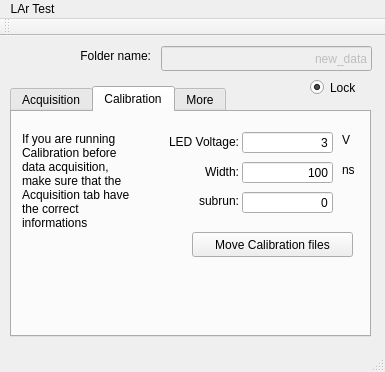
hvsouza/blend_root_ana, file QtCreator/move_files/mainwindow.ui: the form before one commit.
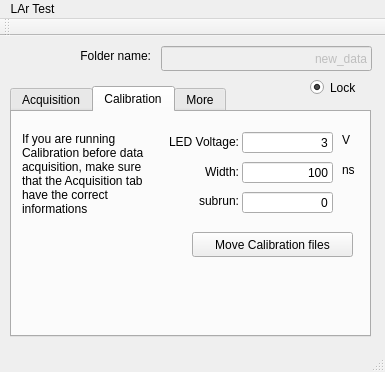
The form after the commit. The open tabs and pages were chosen to show the change.

Diff of the .ui file:
```diff
--- a/QtCreator/move_files/mainwindow.ui
+++ b/QtCreator/move_files/mainwindow.ui
@@ -641,9 +641,9 @@
      <widget class="QLabel" name="LED_voltage">
       <property name="geometry">
        <rect>
-        <x>136</x>
+        <x>126</x>
         <y>20</y>
-        <width>91</width>
+        <width>101</width>
         <height>20</height>
        </rect>
       </property>
@@ -753,8 +753,8 @@
        <rect>
         <x>10</x>
         <y>20</y>
-        <width>111</width>
-        <height>151</height>
+        <width>141</width>
+        <height>201</height>
        </rect>
       </property>
       <property name="autoFillBackground">
```
Left out of the diff: 4 changed lines with no effect on the pictures.
